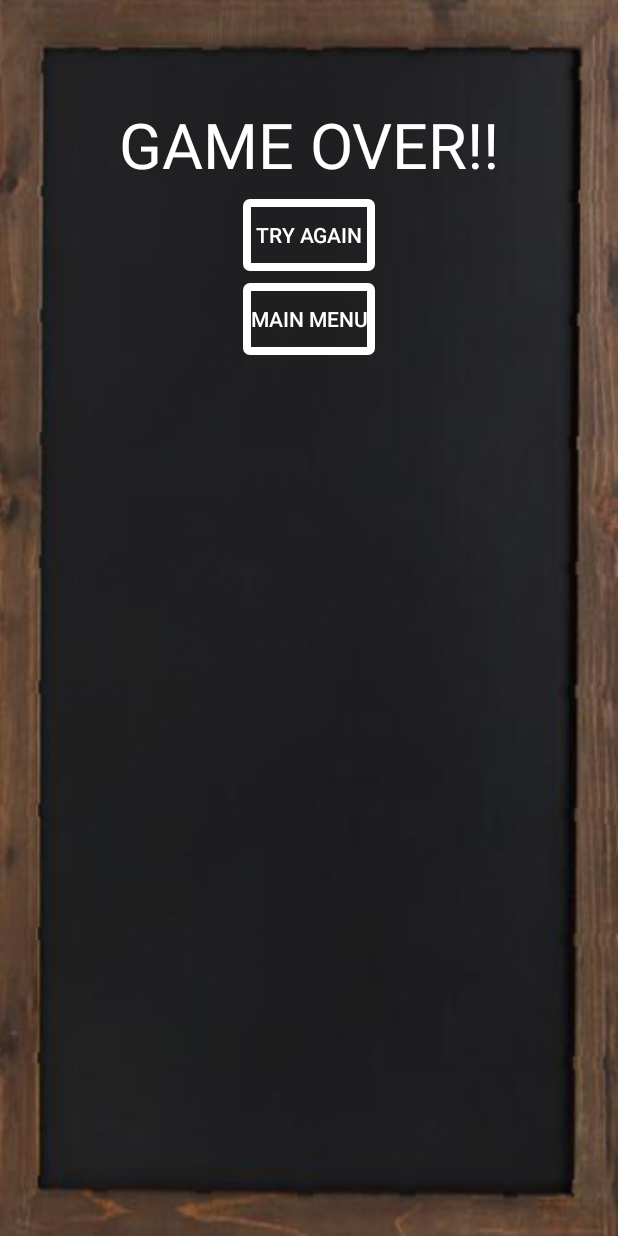
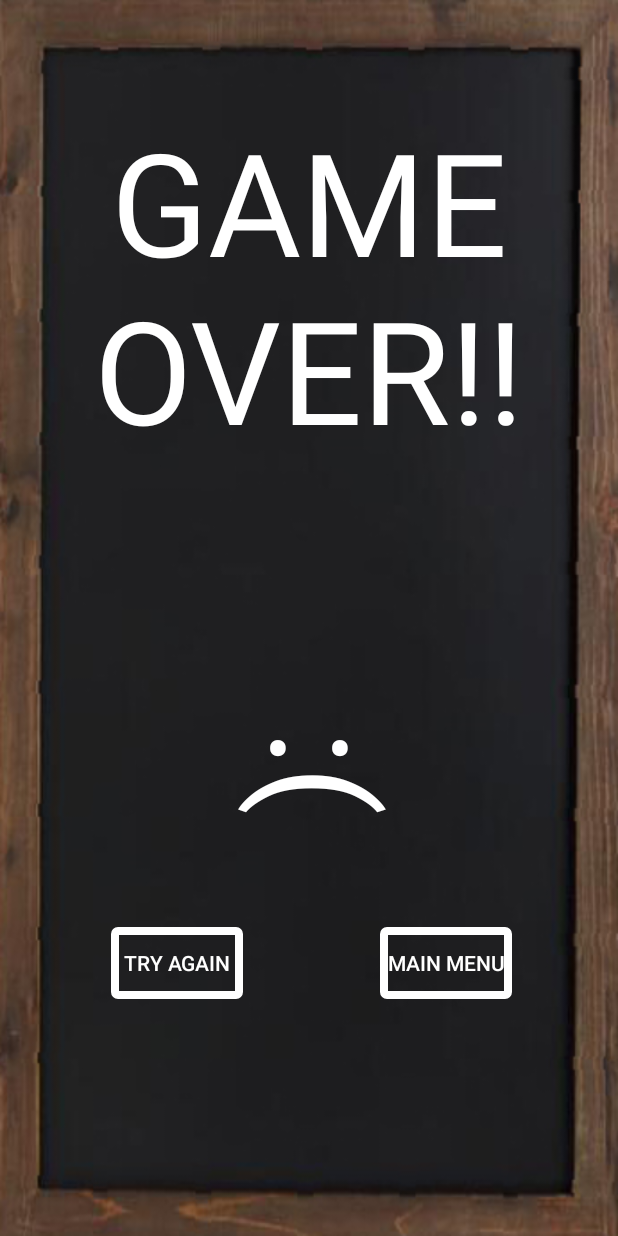
Before and after one commit to PengBanana/The-Incredible-Quiz, an Android app: the Game_Over screen opened directly, with no data from a screen before it, on a phone screen of 412 x 824 dp. Run offline under Robolectric (Android 15) with nearby library versions, the phone set to English and light mode, and no system bars.

Commit message:
All layouts have ui

```diff
--- a/app/src/main/res/layout/gameover.xml
+++ b/app/src/main/res/layout/gameover.xml
@@ -8,21 +8,22 @@
 
     <TextView
         android:id="@+id/gameover"
-        android:layout_width="wrap_content"
+        android:layout_width="295dp"
         android:layout_height="wrap_content"
         android:layout_marginBottom="8dp"
         android:layout_marginEnd="8dp"
         android:layout_marginStart="8dp"
         android:layout_marginTop="8dp"
         android:text="GAME OVER!!"
+        android:textAlignment="center"
         android:textColor="@android:color/white"
-        android:textSize="42sp"
+        android:textSize="95sp"
         app:layout_constraintBottom_toBottomOf="parent"
         app:layout_constraintEnd_toEndOf="parent"
-        app:layout_constraintHorizontal_bias="0.504"
+        app:layout_constraintHorizontal_bias="0.506"
         app:layout_constraintStart_toStartOf="parent"
         app:layout_constraintTop_toTopOf="parent"
-        app:layout_constraintVertical_bias="0.08" />
+        app:layout_constraintVertical_bias="0.109" />
 
     <Button
         android:id="@+id/tryagain"
@@ -37,9 +38,10 @@
         android:textColor="@android:color/white"
         app:layout_constraintBottom_toBottomOf="parent"
         app:layout_constraintEnd_toEndOf="parent"
+        app:layout_constraintHorizontal_bias="0.214"
         app:layout_constraintStart_toStartOf="parent"
-        app:layout_constraintTop_toBottomOf="@+id/gameover"
-        app:layout_constraintVertical_bias="0.0" />
+        app:layout_constraintTop_toTopOf="parent"
+        app:layout_constraintVertical_bias="0.803" />
 
     <Button
         android:id="@+id/mainmenu"
@@ -54,7 +56,28 @@
         android:textColor="@android:color/white"
         app:layout_constraintBottom_toBottomOf="parent"
         app:layout_constraintEnd_toEndOf="parent"
+        app:layout_constraintHorizontal_bias="0.796"
         app:layout_constraintStart_toStartOf="parent"
-        app:layout_constraintTop_toBottomOf="@+id/tryagain"
-        app:layout_constraintVertical_bias="0.0" />
+        app:layout_constraintTop_toTopOf="parent"
+        app:layout_constraintVertical_bias="0.803" />
+
+    <TextView
+        android:id="@+id/textView9"
+        android:layout_width="wrap_content"
+        android:layout_height="wrap_content"
+        android:layout_marginBottom="8dp"
+        android:layout_marginEnd="8dp"
+        android:layout_marginStart="8dp"
+        android:layout_marginTop="8dp"
+        android:rotation="90"
+        android:text=":("
+        android:textColor="@android:color/white"
+        android:textSize="95sp"
+        app:layout_constraintBottom_toBottomOf="parent"
+        app:layout_constraintEnd_toEndOf="parent"
+        app:layout_constraintHorizontal_bias="0.536"
+        app:layout_constraintStart_toStartOf="parent"
+        app:layout_constraintTop_toTopOf="parent"
+        app:layout_constraintVertical_bias="0.651" />
+
 </android.support.constraint.ConstraintLayout>
```
Also changed, not shown: 1 other file.
